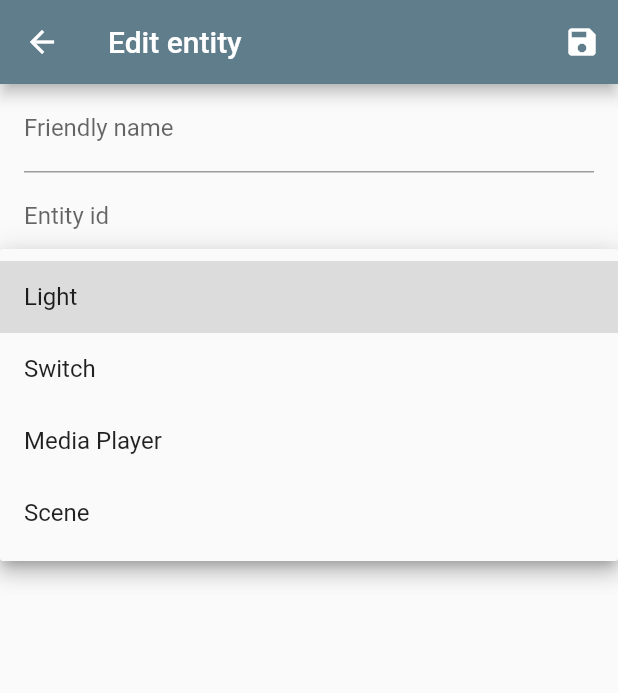
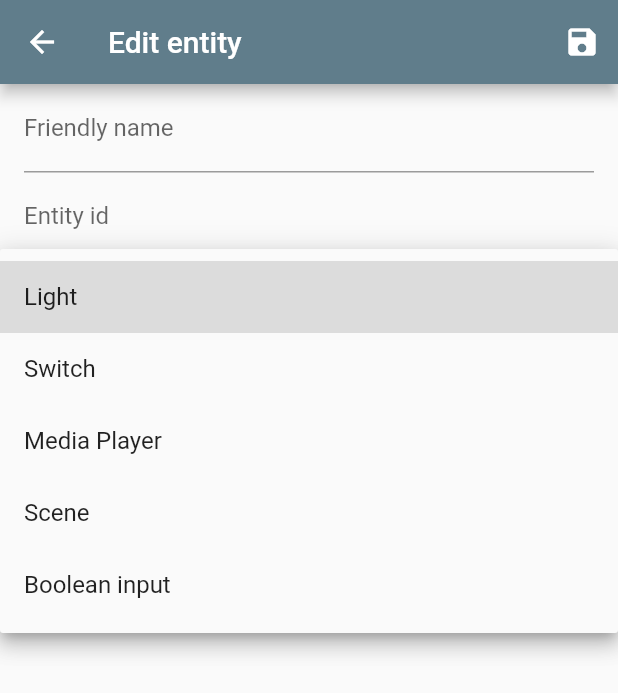
Before and after one commit to feelx88/fafnir, a Flutter app: the EditEntityView screen opened directly with empty values, after a tap on "Light", on a phone screen of 412 x 824 dp. Shown: the top 693 px of the screen. Run offline on Flutter 3.47's test engine with Material 2 defaults, Android fonts, the phone set to English and light mode, and no system bars; our stand-ins replace shared_preferences; missing offline and left inert: flutter_barcode_scanner, flutter_windowmanager; accounts and stored records are empty.

Commit message:
Added input_boolean domain.

```diff
--- a/lib/data/home_assistant_domain.dart
+++ b/lib/data/home_assistant_domain.dart
@@ -10,7 +10,6 @@ class HomeAssistantDomain {
         widgetFactory: (HomeAssistantEntity entity, Function serviceCall) =>
             ListTile(
               title: Text(entity.friendlyName),
-              subtitle: Text(entity.entityId),
               trailing: const Icon(Icons.lightbulb),
               onTap: () => serviceCall(entity, 'light/toggle'),
             )),
@@ -20,7 +19,6 @@ class HomeAssistantDomain {
         widgetFactory: (HomeAssistantEntity entity, Function serviceCall) =>
             ListTile(
               title: Text(entity.friendlyName),
-              subtitle: Text(entity.entityId),
               trailing: const Icon(Icons.toggle_on),
               onTap: () => serviceCall(entity, 'switch/toggle'),
             )),
@@ -75,6 +73,15 @@ class HomeAssistantDomain {
               trailing: const Icon(Icons.image),
               onTap: () => serviceCall(entity, 'scene/turn_on'),
             )),
+    'input_boolean': HomeAssistantDomain(
+        id: 'input_boolean',
+        name: 'Boolean input',
+        widgetFactory: (HomeAssistantEntity entity, Function serviceCall) =>
+            ListTile(
+              title: Text(entity.friendlyName),
+              trailing: const Icon(Icons.code),
+              onTap: () => serviceCall(entity, 'input_boolean/toggle'),
+            )),
   };
 
   late String id;
```
